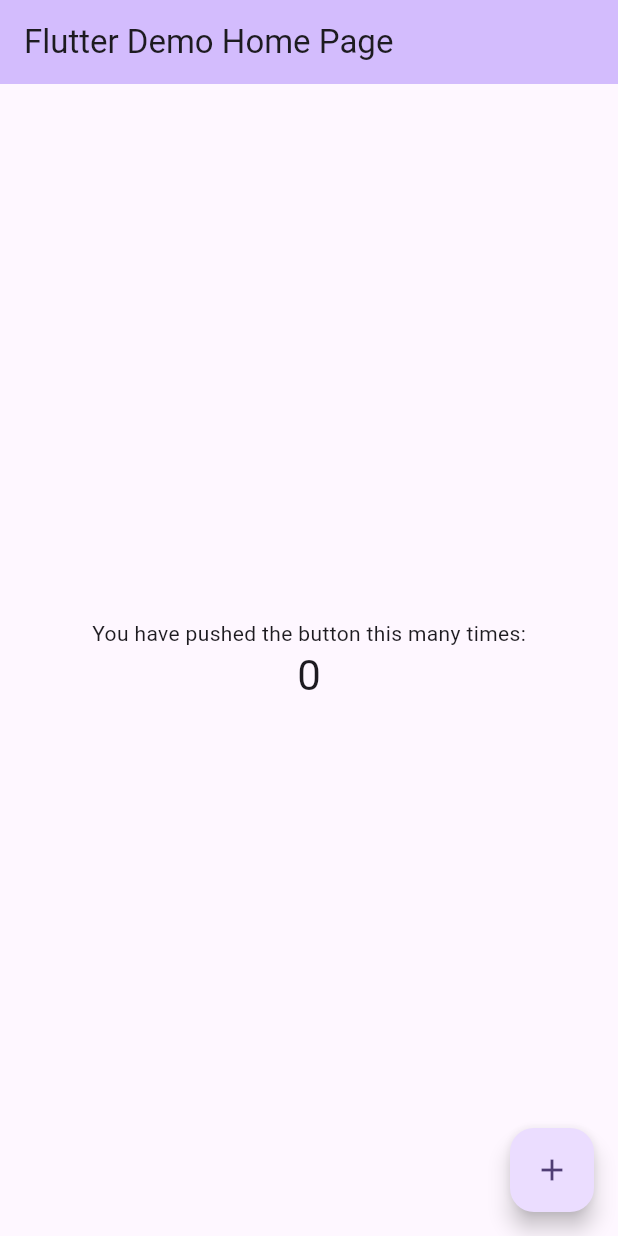
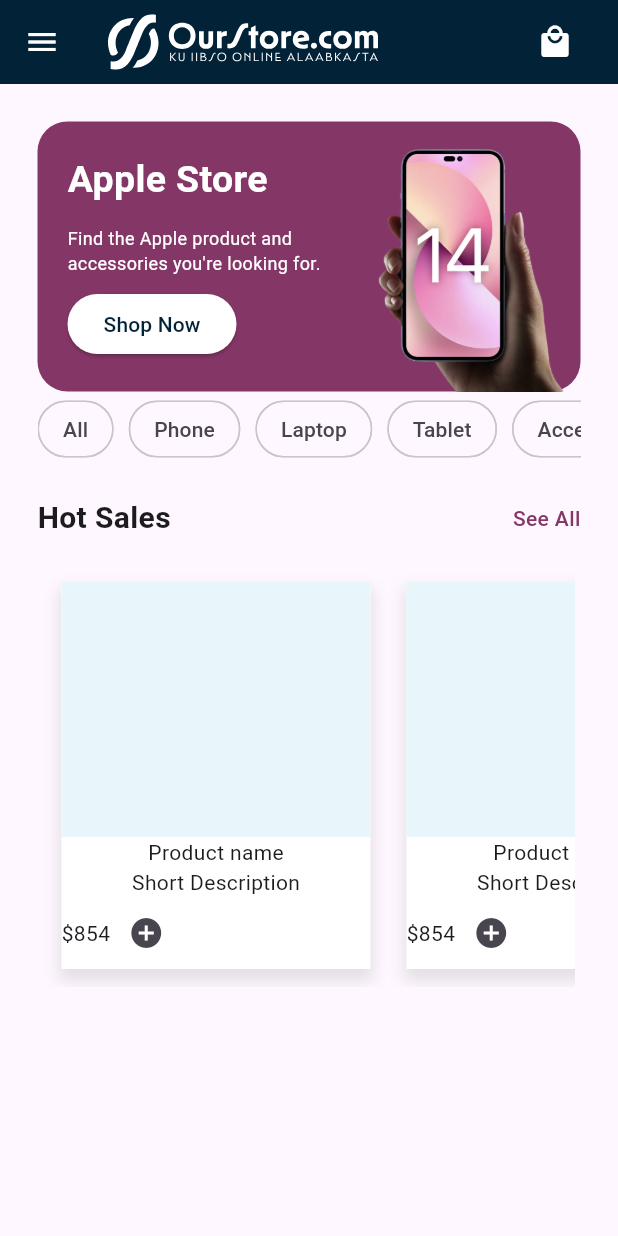
Before and after one commit to DivyankSisodia/shoppingApp, a Flutter app: the screen it shows after launch, on a phone screen of 412 x 824 dp. Run offline on Flutter 3.47's test engine with Material 3 defaults, Android fonts, the phone set to English and light mode, and no system bars; our stand-ins replace flutter_svg, gap.

Commit message:
appbar and Body section UI

```diff
--- /dev/null
+++ b/lib/constants/theme.dart
@@ -0,0 +1,31 @@
+import 'package:flutter/material.dart';
+
+const kPrimaryColor = Color(0xFF843667);
+const kSecondaryColor = Color(0xFF022238);
+const kThirdColor = Color(0xFFFFDCBC);
+const kLightBackground = Color(0xFFE8F6FB);
+const kWhiteColor = Colors.white;
+const kBlackColor = Colors.black;
+
+class AppTheme {
+  static const kBigTitle = TextStyle(
+    color: kWhiteColor,
+    fontSize: 25,
+    fontWeight: FontWeight.bold,
+  );
+
+  static const kHeadingOne = TextStyle(
+    fontSize: 20,
+    fontWeight: FontWeight.bold,
+  );
+
+  static const kSeeAllText = TextStyle(
+    color: kPrimaryColor,
+    fontWeight: FontWeight.w500,
+  );
+
+  static final kBodyText = TextStyle(
+    color: Colors.grey.shade500,
+    fontSize: 12,
+  );
+}
--- a/lib/main.dart
+++ b/lib/main.dart
@@ -1,125 +1,23 @@
 import 'package:flutter/material.dart';
+import 'package:shopping/views/home_page.dart';
 
 void main() {
-  runApp(const MyApp());
+  runApp(MyApp());
 }
 
 class MyApp extends StatelessWidget {
-  const MyApp({super.key});
-
-  // This widget is the root of your application.
   @override
   Widget build(BuildContext context) {
     return MaterialApp(
-      title: 'Flutter Demo',
       theme: ThemeData(
-        // This is the theme of your application.
-        //
-        // TRY THIS: Try running your application with "flutter run". You'll see
-        // the application has a purple toolbar. Then, without quitting the app,
-        // try changing the seedColor in the colorScheme below to Colors.green
-        // and then invoke "hot reload" (save your changes or press the "hot
-        // reload" button in a Flutter-supported IDE, or press "r" if you used
-        // the command line to start the app).
-        //
-        // Notice that the counter didn't reset back to zero; the application
-        // state is not lost during the reload. To reset the state, use hot
-        // restart instead.
-        //
-        // This works for code too, not just values: Most code changes can be
-        // tested with just a hot reload.
-        colorScheme: ColorScheme.fromSeed(seedColor: Colors.deepPurple),
-        useMaterial3: true,
+        appBarTheme: AppBarTheme(
+          backgroundColor:
+              Colors.blue.shade800, // Dark blue background for AppBar
+          iconTheme: const IconThemeData(
+              color: Colors.white), // White color for AppBar icons
+        ),
       ),
-      home: const MyHomePage(title: 'Flutter Demo Home Page'),
+      home: const HomePage(),
     );
   }
 }
-
-class MyHomePage extends StatefulWidget {
-  const MyHomePage({super.key, required this.title});
-
-  // This widget is the home page of your application. It is stateful, meaning
-  // that it has a State object (defined below) that contains fields that affect
-  // how it looks.
-
-  // This class is the configuration for the state. It holds the values (in this
-  // case the title) provided by the parent (in this case the App widget) and
-  // used by the build method of the State. Fields in a Widget subclass are
-  // always marked "final".
-
-  final String title;
-
-  @override
-  State<MyHomePage> createState() => _MyHomePageState();
-}
-
-class _MyHomePageState extends State<MyHomePage> {
-  int _counter = 0;
-
-  void _incrementCounter() {
-    setState(() {
-      // This call to setState tells the Flutter framework that something has
-      // changed in this State, which causes it to rerun the build method below
-      // so that the display can reflect the updated values. If we changed
-      // _counter without calling setState(), then the build method would not be
-      // called again, and so nothing would appear to happen.
-      _counter++;
-    });
-  }
-
-  @override
-  Widget build(BuildContext context) {
-    // This method is rerun every time setState is called, for instance as done
-    // by the _incrementCounter method above.
-    //
-    // The Flutter framework has been optimized to make rerunning build methods
-    // fast, so that you can just rebuild anything that needs updating rather
-    // than having to individually change instances of widgets.
-    return Scaffold(
-      appBar: AppBar(
-        // TRY THIS: Try changing the color here to a specific color (to
-        // Colors.amber, perhaps?) and trigger a hot reload to see the AppBar
-        // change color while the other colors stay the same.
-        backgroundColor: Theme.of(context).colorScheme.inversePrimary,
-        // Here we take the value from the MyHomePage object that was created by
-        // the App.build method, and use it to set our appbar title.
-        title: Text(widget.title),
-      ),
-      body: Center(
-        // Center is a layout widget. It takes a single child and positions it
-        // in the middle of the parent.
-        child: Column(
-          // Column is also a layout widget. It takes a list of children and
-          // arranges them vertically. By default, it sizes itself to fit its
-          // children horizontally, and tries to be as tall as its parent.
-          //
-          // Column has various properties to control how it sizes itself and
-          // how it positions its children. Here we use mainAxisAlignment to
-          // center the children vertically; the main axis here is the vertical
-          // axis because Columns are vertical (the cross axis would be
-          // horizontal).
-          //
-          // TRY THIS: Invoke "debug painting" (choose the "Toggle Debug Paint"
-          // action in the IDE, or press "p" in the console), to see the
-          // wireframe for each widget.
-          mainAxisAlignment: MainAxisAlignment.center,
-          children: <Widget>[
-            const Text(
-              'You have pushed the button this many times:',
-            ),
-            Text(
-              '$_counter',
-              style: Theme.of(context).textTheme.headlineMedium,
-            ),
-          ],
-        ),
-      ),
-      floatingActionButton: FloatingActionButton(
-        onPressed: _incrementCounter,
-        tooltip: 'Increment',
-        child: const Icon(Icons.add),
-      ), // This trailing comma makes auto-formatting nicer for build methods.
-    );
-  }
-}
--- /dev/null
+++ b/lib/views/home_page.dart
@@ -0,0 +1,133 @@
+import 'package:flutter/material.dart';
+import 'package:flutter_svg/svg.dart';
+import 'package:gap/gap.dart';
+import 'package:shopping/constants/theme.dart';
+import 'package:shopping/widget/chip_widget.dart';
+
+import '../widget/ad_banner_widget.dart';
+
+class HomePage extends StatelessWidget {
+  const HomePage({super.key});
+
+  @override
+  Widget build(BuildContext context) {
+    return Scaffold(
+      appBar: AppBar(
+        backgroundColor: kSecondaryColor,
+        title: SvgPicture.asset(
+          'assets/general/store_brand_white.svg',
+          color: kWhiteColor,
+          width: 180,
+        ),
+        actions: [
+          Padding(
+            padding: const EdgeInsets.only(right: 18.0),
+            child: IconButton(
+              onPressed: () {},
+              icon: const Icon(Icons.local_mall),
+            ),
+          ),
+        ],
+      ),
+      drawer: const Drawer(),
+      body: SingleChildScrollView(
+        child: Padding(
+          padding: const EdgeInsets.all(25.0),
+          child: Column(
+            children: [
+              // Ad banner
+              AdBannerWidget(),
+              // chip section
+              SizedBox(
+                height: 50,
+                child: ListView(
+                  scrollDirection: Axis.horizontal,
+                  shrinkWrap: true,
+                  children: const [
+                    ChipWidget(title: 'All'),
+                    Gap(10),
+                    ChipWidget(title: 'Phone'),
+                    Gap(10),
+                    ChipWidget(title: 'Laptop'),
+                    Gap(10),
+                    ChipWidget(title: 'Tablet'),
+                    Gap(10),
+                    ChipWidget(title: 'Accessories'),
+                  ],
+                ),
+              ),
+              const Gap(20),
+              // hot sales
+              const Row(
+                mainAxisAlignment: MainAxisAlignment.spaceBetween,
+                children: [
+                  Text(
+                    'Hot Sales',
+                    style: AppTheme.kHeadingOne,
+                  ),
+                  Text(
+                    'See All',
+                    style: AppTheme.kSeeAllText,
+                  ),
+                ],
+              ),
+              const Gap(12),
+              Container(
+                width: double.infinity,
+                padding: const EdgeInsets.all(4),
+                height: 290,
+                child: ListView.builder(
+                  itemCount: 3,
+                  scrollDirection: Axis.horizontal,
+                  shrinkWrap: true,
+                  itemBuilder: (BuildContext context, int index) => Container(
+                    decoration: BoxDecoration(
+                      color: kWhiteColor,
+                      boxShadow: [
+                        BoxShadow(
+                            color: Colors.black.withOpacity(0.1),
+                            blurRadius: 8,
+                            offset: const Offset(0, 6),
+                            spreadRadius: 2),
+                      ],
+                    ),
+                    margin: const EdgeInsets.all(12),
+                    width: MediaQuery.of(context).size.width * 0.5,
+                    child: Column(
+                      children: [
+                        Expanded(
+                          child: Container(
+                            color: kLightBackground,
+                          ),
+                        ),
+                        Container(
+                          child: Column(
+                            children: [
+                              const Text('Product name'),
+                              // const Gap(5),
+                              const Text('Short Description'),
+                              Row(
+                                children: [
+                                  const Text('\$854'),
+                                  IconButton(
+                                    onPressed: () {},
+                                    icon: Icon(Icons.add_circle),
+                                  )
+                                ],
+                              )
+                            ],
+                          ),
+                        )
+                      ],
+                    ),
+                  ),
+                ),
+              )
+              // featured products
+            ],
+          ),
+        ),
+      ),
+    );
+  }
+}
--- /dev/null
+++ b/lib/widget/ad_banner_widget.dart
@@ -0,0 +1,58 @@
+import 'package:flutter/material.dart';
+import 'package:gap/gap.dart';
+
+import '../constants/theme.dart';
+
+class AdBannerWidget extends StatelessWidget {
+  const AdBannerWidget({
+    super.key,
+  });
+
+  @override
+  Widget build(BuildContext context) {
+    return Container(
+      width: double.infinity,
+      height: 180,
+      decoration: BoxDecoration(
+        color: kPrimaryColor,
+        borderRadius: BorderRadius.circular(20),
+      ),
+      child: Row(
+        children: [
+          Expanded(
+            child: Container(
+              padding: const EdgeInsets.only(left: 20),
+              child: Column(
+                crossAxisAlignment: CrossAxisAlignment.start,
+                mainAxisAlignment: MainAxisAlignment.center,
+                children: [
+                  const Text(
+                    'Apple Store',
+                    style: AppTheme.kBigTitle,
+                  ),
+                  const Gap(12),
+                  Text(
+                    "Find the Apple product and accessories you're looking for.",
+                    style: AppTheme.kBodyText.copyWith(
+                      color: kWhiteColor,
+                    ),
+                  ),
+                  const Gap(8),
+                  ElevatedButton(
+                    style: ElevatedButton.styleFrom(
+                      backgroundColor: kWhiteColor,
+                      foregroundColor: kSecondaryColor,
+                    ),
+                    onPressed: () {},
+                    child: const Text('Shop Now'),
+                  ),
+                ],
+              ),
+            ),
+          ),
+          Image.asset('assets/general/landing.png'),
+        ],
+      ),
+    );
+  }
+}
--- /dev/null
+++ b/lib/widget/chip_widget.dart
@@ -0,0 +1,20 @@
+import 'package:flutter/material.dart';
+
+class ChipWidget extends StatelessWidget {
+  const ChipWidget({
+    super.key,
+    required this.title,
+  });
+
+  final String title;
+
+  @override
+  Widget build(BuildContext context) {
+    return Chip(
+      shape: RoundedRectangleBorder(
+        borderRadius: BorderRadius.circular(20),
+      ),
+      label: Text(title),
+    );
+  }
+}
```
Also changed, not shown: pubspec.yaml (+6 -16 lines), pubspec.lock.
